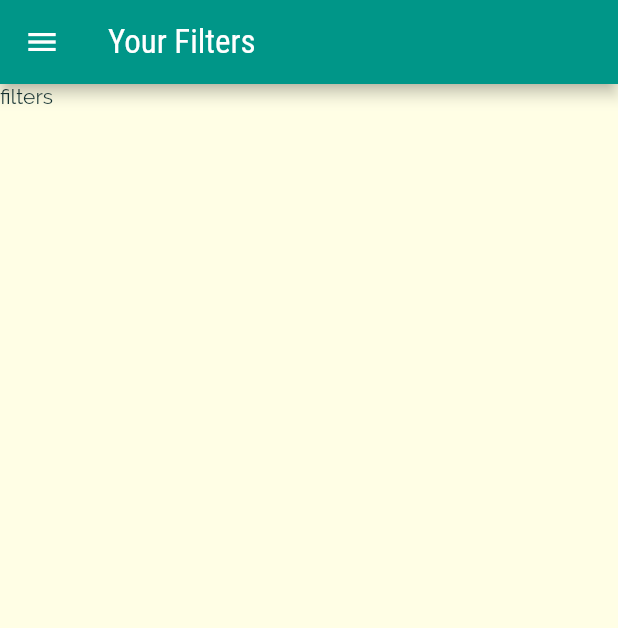
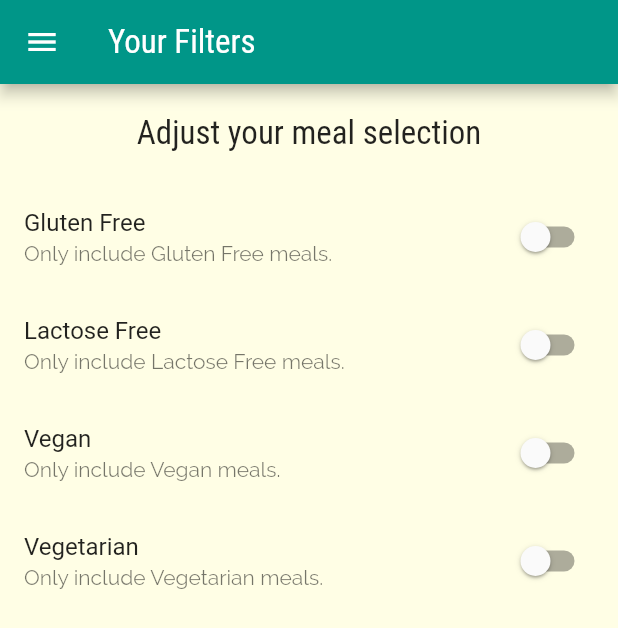
Before and after one commit to Jinil-Chandarana/meals_app, a Flutter app: the FiltersScreen screen opened by its route, on a phone screen of 412 x 824 dp. Shown: the top 628 px of the screen. Run offline on Flutter 3.47's test engine with Material 2 defaults, Android fonts, the phone set to English and light mode, and no system bars.

Commit message:
add filters

```diff
--- a/lib/screens/filters_screen.dart
+++ b/lib/screens/filters_screen.dart
@@ -4,9 +4,33 @@ import 'package:flutter/src/widgets/framework.dart';
 import 'package:flutter/src/widgets/placeholder.dart';
 import 'package:flutter_complete_guide/widgets/main_drawer.dart';
 
-class FiltersScreen extends StatelessWidget {
+class FiltersScreen extends StatefulWidget {
   const FiltersScreen({Key key}) : super(key: key);
   static const routeName = '/filters';
+
+  @override
+  State<FiltersScreen> createState() => _FiltersScreenState();
+}
+
+class _FiltersScreenState extends State<FiltersScreen> {
+  var _glutenFree = false;
+  var _vegetarian = false;
+  var _vegan = false;
+  var _lactoseFree = false;
+
+  Widget buildSwitchTile(
+    String title,
+    String subTitle,
+    Function updateValue,
+    bool currentValue,
+  ) {
+    return SwitchListTile(
+      value: currentValue,
+      onChanged: updateValue,
+      title: Text(title),
+      subtitle: Text(subTitle),
+    );
+  }
 
   @override
   Widget build(BuildContext context) {
@@ -16,7 +40,63 @@ class FiltersScreen extends StatelessWidget {
           title: Text('Your Filters'),
         ),
         drawer: MainDrawer(),
-        body: Text('filters'),
+        body: Column(
+          children: [
+            Container(
+              padding: EdgeInsets.all(20),
+              child: Text(
+                'Adjust your meal selection',
+                style: Theme.of(context).textTheme.titleLarge,
+              ),
+            ),
+            Expanded(
+              child: ListView(
+                children: [
+                  buildSwitchTile(
+                    'Gluten Free',
+                    'Only include Gluten Free meals. ',
+                    (value) {
+                      setState(() {
+                        _glutenFree = value;
+                      });
+                    },
+                    _glutenFree,
+                  ),
+                  buildSwitchTile(
+                    'Lactose Free',
+                    'Only include Lactose Free meals. ',
+                    (value) {
+                      setState(() {
+                        _lactoseFree = value;
+                      });
+                    },
+                    _lactoseFree,
+                  ),
+                  buildSwitchTile(
+                    'Vegan ',
+                    'Only include Vegan meals. ',
+                    (value) {
+                      setState(() {
+                        _vegan = value;
+                      });
+                    },
+                    _vegan,
+                  ),
+                  buildSwitchTile(
+                    'Vegetarian',
+                    'Only include Vegetarian meals. ',
+                    (value) {
+                      setState(() {
+                        _vegan = value;
+                      });
+                    },
+                    _vegan,
+                  ),
+                ],
+              ),
+            ),
+          ],
+        ),
       ),
     );
   }
```
